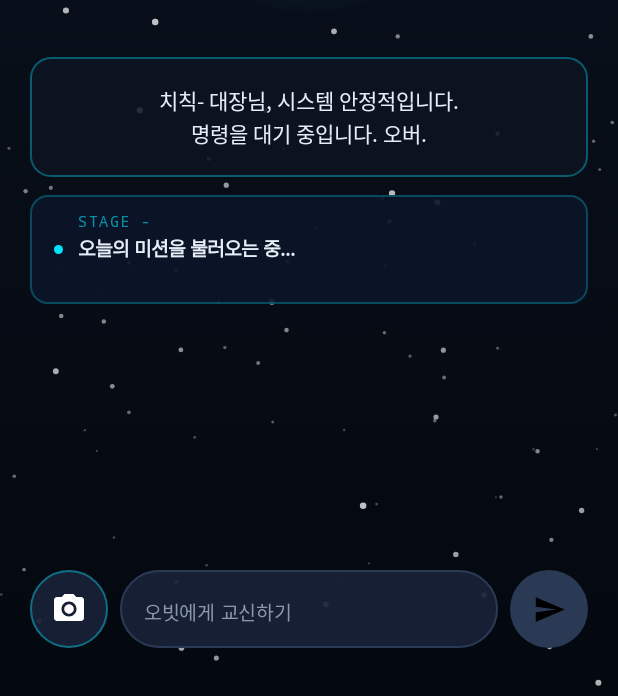
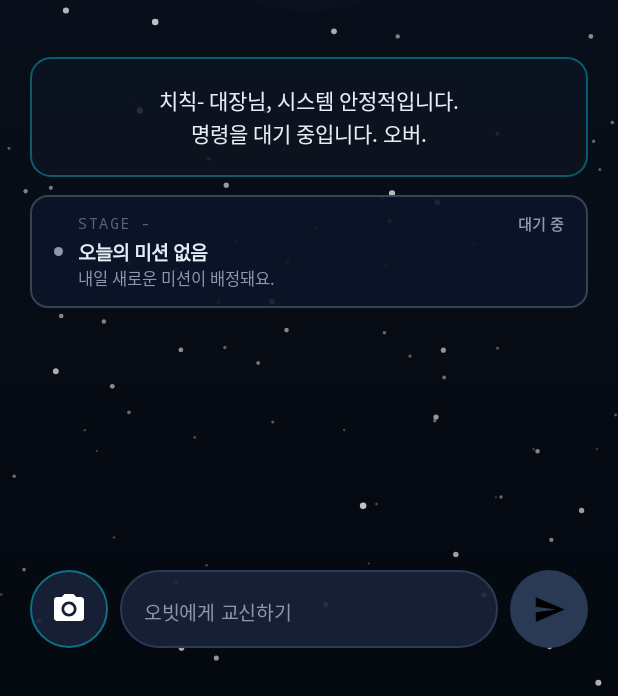
Before and after one commit to jo0hk/Orbit, an Android app built with Jetpack Compose: the screen it shows after launch (MainActivity), on a phone screen of 412 x 824 dp, the part 540-1236 px from its top. Run offline under Robolectric (Android 15) with nearby library versions, the phone set to English and light mode, and no system bars.

Commit message:
Update MainActivity.kt

```diff
--- a/app/src/main/java/com/example/myapplication/MainActivity.kt
+++ b/app/src/main/java/com/example/myapplication/MainActivity.kt
@@ -44,6 +44,7 @@ import retrofit2.Retrofit
 import retrofit2.converter.gson.GsonConverterFactory
 import retrofit2.http.GET
 import retrofit2.http.Query
+import retrofit2.http.Path
 import kotlin.random.Random
 import okhttp3.MediaType.Companion.toMediaType
 import okhttp3.MultipartBody
@@ -66,10 +67,14 @@ data class MoodResponse(val mood: String)
 
 data class ConversationResponseDto(
     val id: Long,
-    val userId: Long,
-    val speaker: String,
-    val message: String,
-    val createdAt: String
+    val userId: Long? = null,
+    val speaker: String? = null,
+    val message: String? = null,
+    val emotion: String? = null,
+    val channel: String? = null,
+    val stage: Int? = null,
+    val requestId: String? = null,
+    val createdAt: String? = null
 )
 
 // ── Retrofit ──────────────────────────────────────────────────────────────────
@@ -80,7 +85,8 @@ data class MissionResponse(
     val title: String? = null,
     val description: String? = null,
     val missionType: String? = null,
-    val status: String? = null
+    val status: String? = null,
+    val assignedDate: String? = null
 )
 
 interface OrbitApiService {
@@ -88,8 +94,22 @@ interface OrbitApiService {
     suspend fun getCurrentMood(): MoodResponse
 
     @GET("api/missions/current")
-    suspend fun getCurrentMission(@Query("userId") userId: Long): MissionResponse
+    suspend fun getCurrentMission(@Query("userId") userId: Long): MissionResponse?
+
+    @GET("api/character/{id}")
+    suspend fun getCharacter(@Path("id") id: Long): CharacterResponse
+
+    @GET("api/conversations/{userId}/recent")
+    suspend fun getConversations(
+        @Path("userId") userId: Long,
+        @Query("limit") limit: Int = 10
+    ): List<ConversationResponseDto>
 }
+
+data class CharacterResponse(
+    val currentStage: Int? = null,
+    val fuelGauge: Int? = null
+)
 object RetrofitClient {
     val apiService: OrbitApiService by lazy {
         Retrofit.Builder()
@@ -177,15 +197,46 @@ fun SplashScreen(onFinished: () -> Unit) {
         }
     }
 }
+
 @Composable
 fun OrbitMainScreen() {
+
 
     val context = LocalContext.current
     val coroutineScope = rememberCoroutineScope()
 
     val userId = 1L
+    var notifiedMissionId by remember { mutableStateOf<Long?>(null) } // 같은 미션 팝업 중복 방지
+    var lastConvId by remember { mutableStateOf<Long?>(null) } // 마지막으로 확인한 대화 id
     var serverMission by remember { mutableStateOf<MissionResponse?>(null) }
+    var characterStage by remember { mutableStateOf<Int?>(null) }
+    val characterId = 2L
+    val prefs = remember { context.getSharedPreferences("orbit_prefs", android.content.Context.MODE_PRIVATE) }
+    var startDate by remember { mutableStateOf(prefs.getString("start_assigned_date", null)) }
 
+    val dayNumber: Int = remember(serverMission?.assignedDate, startDate) {
+        val today = serverMission?.assignedDate
+        val start = startDate
+        if (today == null || start == null) 1
+        else try {
+            val fmt = java.text.SimpleDateFormat("yyyy-MM-dd", java.util.Locale.US)
+            val diff = fmt.parse(today.take(10))!!.time - fmt.parse(start.take(10))!!.time
+            (diff / (1000L * 60 * 60 * 24)).toInt() + 1
+        } catch (e: Exception) { 1 }
+    }
+
+    val todayStr = remember {
+        java.text.SimpleDateFormat("yyyy-MM-dd", java.util.Locale.US).format(java.util.Date())
+    }
+    val isToday = serverMission?.assignedDate?.startsWith(todayStr) == true
+
+    // ACTIVE(진행 중) / DONE(미션 완료) / NONE(오늘의 미션 없음)
+    val missionUiState = when {
+        serverMission == null -> "NONE"
+        serverMission?.status == "COMPLETED" && isToday -> "DONE"
+        serverMission?.status == "COMPLETED" -> "NONE"
+        else -> "ACTIVE"
+    }
     // 기본 상태
     var currentMood by remember { mutableStateOf("calm") }
     var fuelLevel by remember { mutableFloatStateOf(0.15f) }
@@ -214,8 +265,10 @@ fun OrbitMainScreen() {
     fun handleAiResponse(res: AiResponse) {
         res.speech?.let { orbitResponse = it }
         if (res.highRiskDetected == true) showCrisisPopup = true
-        if (res.missionResult == "success") showMissionComplete = true
-        // retry / deferred / none 은 "실패"가 아니므로 대사만 표시
+        if (res.missionResult == "success") {
+            notifiedMissionId = serverMission?.missionId
+            showMissionComplete = true
+        }
     }
 
     // 카메라 런처 (원본 화질, 3단계 + 4단계 승차/하차)
@@ -275,20 +328,93 @@ fun OrbitMainScreen() {
     }
 
     LaunchedEffect(Unit) {
+        var initialized = false // 첫 조회는 기준값만 저장 (앱 켤 때 이미 완료된 미션으로 팝업이 뜨지 않게)
+        var prevStatus: String? = null
+        var prevMissionId: Long? = null
+        var prevStage: Int? = null
+
         while (true) {
+            var fire = false
+
+            // 1) 오빗 기분
             try {
                 val moodRes = RetrofitClient.apiService.getCurrentMood()
                 currentMood = moodRes.mood.trim().lowercase()
             } catch (e: Exception) {
                 android.util.Log.e("ORBIT_MOOD", "mood 조회 실패: ${e.message}")
             }
+
+            // 2) 오늘 미션 (status 변화 감지)
             try {
                 val m = RetrofitClient.apiService.getCurrentMission(userId)
                 serverMission = m
-                isStage4 = (m.stage == 4)
+                isStage4 = (m != null && m.stage == 4 && m.status != "COMPLETED")
+                if (m != null && startDate == null && m.assignedDate != null) {
+                    startDate = m.assignedDate
+                    prefs.edit().putString("start_assigned_date", m.assignedDate).apply()
+                }
+                if (m != null) {
+                    if (initialized && m.status == "COMPLETED" && prevStatus != "COMPLETED" && prevMissionId == m.missionId) {
+                        fire = true
+                    }
+                    prevStatus = m.status
+                    prevMissionId = m.missionId
+                }
+            } catch (e: retrofit2.HttpException) {
+                if (e.code() == 404) {
+                    serverMission = null
+                    isStage4 = false
+                }
+                android.util.Log.e("ORBIT_MISSION", "미션 조회 HTTP ${e.code()}")
             } catch (e: Exception) {
                 android.util.Log.e("ORBIT_MISSION", "미션 조회 실패: ${e.message}")
             }
+
+            // 3-1) 캐릭터 (연료, 단계)
+            try {
+                val c = RetrofitClient.apiService.getCharacter(characterId)
+                c.fuelGauge?.let { fuelLevel = (it / 100f).coerceIn(0f, 1f) }
+                val st = c.currentStage
+                if (st != null) {
+                    characterStage = st
+                    val ps = prevStage
+                    if (initialized && ps != null && st > ps) fire = true
+                    prevStage = st
+                }
+            } catch (e: Exception) {
+                android.util.Log.e("ORBIT_CHAR", "캐릭터 조회 실패: ${e.message}")
+            }
+
+            // 3-2) 키링(음성) 대화의 오빗 답변 표시
+            try {
+                val list = RetrofitClient.apiService.getConversations(userId)
+                val newest = list.maxByOrNull { it.id }
+                if (newest != null) {
+                    if (!initialized) {
+                        lastConvId = newest.id // 첫 조회는 기준만 저장 (옛 대화가 갑자기 뜨지 않게)
+                    } else {
+                        val fresh = list
+                            .filter { it.id > (lastConvId ?: Long.MAX_VALUE) }
+                            .sortedBy { it.id }
+                        val orbitVoice = fresh.lastOrNull {
+                            it.speaker == "ORBIT" && it.channel == "VOICE"
+                        }
+                        if (orbitVoice?.message != null) orbitResponse = orbitVoice.message
+                        lastConvId = newest.id
+                    }
+                }
+            } catch (e: Exception) {
+                android.util.Log.e("ORBIT_CONV", "대화 조회 실패: ${e.message}")
+            }
+
+            // 4) 팝업
+            val mid = serverMission?.missionId
+            if (fire && mid != null && notifiedMissionId != mid) {
+                notifiedMissionId = mid
+                showMissionComplete = true
+            }
+
+            initialized = true
             delay(3000L)
         }
     }
@@ -358,7 +484,6 @@ fun OrbitMainScreen() {
                     Button(
                         onClick = {
                             showMissionComplete = false
-                            fuelLevel = (fuelLevel + 0.03f).coerceAtMost(1.0f)
                         },
                         colors = ButtonDefaults.buttonColors(containerColor = Color(0xFFFFD27A)),
                         shape = RoundedCornerShape(12.dp)
@@ -402,23 +527,13 @@ fun OrbitMainScreen() {
                         modifier = Modifier.fillMaxWidth()
                     )
                     Spacer(modifier = Modifier.height(24.dp))
-                    Row(horizontalArrangement = Arrangement.spacedBy(12.dp)) {
-                        OutlinedButton(
+                    Button(
                         onClick = { showCrisisPopup = false },
-                            border = BorderStroke(1.dp, Color(0xFFFF6B5E)),
-                            shape = RoundedCornerShape(12.dp)
+                        colors = ButtonDefaults.buttonColors(containerColor = Color(0xFFFF6B5E)),
+                        shape = RoundedCornerShape(12.dp),
+                        modifier = Modifier.fillMaxWidth()
                     ) {
-                            Text("괜찮아요", color = Color(0xFFFF6B5E), fontWeight = FontWeight.Bold)
-                        }
-                        Button(
-                            onClick = {
-                                showCrisisPopup = false
-                            },
-                            colors = ButtonDefaults.buttonColors(containerColor = Color(0xFFFF6B5E)),
-                            shape = RoundedCornerShape(12.dp)
-                        ) {
-                            Text("힘들어요", color = Color.White, fontWeight = FontWeight.Bold)
-                        }
+                        Text("확인", color = Color.White, fontWeight = FontWeight.Bold)
                     }
                 }
             }
@@ -524,20 +639,7 @@ fun OrbitMainScreen() {
                     Text("우주선 통신망 · 동기화 중", color = accentColor, fontSize = 12.sp, fontWeight = FontWeight.Bold)
                 }
                 Text(
-                    "지구 탐사 ${
-                        run {
-                            val prefs = LocalContext.current.getSharedPreferences("orbit_prefs", android.content.Context.MODE_PRIVATE)
-                            val firstLaunch = prefs.getLong("first_launch", 0L).let {
-                                if (it == 0L) {
-                                    val now = System.currentTimeMillis()
-                                    prefs.edit().putLong("first_launch", now).apply()
-                                    now
-                                } else it
-                            }
-                            val diff = System.currentTimeMillis() - firstLaunch
-                            (diff / (1000 * 60 * 60 * 24)).toInt() + 1
-                        }
-                    }일차",
+                    "지구 탐사 ${dayNumber}일차",
                     color = Color(0xFF8A97AC),
                     fontSize = 12.sp
                 )
@@ -631,35 +733,58 @@ fun OrbitMainScreen() {
             Spacer(modifier = Modifier.height(12.dp))
 
             // 미션 위젯
+            val widgetColor = when (missionUiState) {
+                "DONE" -> Color(0xFFFFD27A)
+                "NONE" -> Color(0xFF8A97AC)
+                else -> accentColor
+            }
+            val badgeText = when (missionUiState) {
+                "DONE" -> "미션 완료"
+                "NONE" -> "대기 중"
+                else -> "진행 중"
+            }
+
             Card(
                 modifier = Modifier.fillMaxWidth(),
                 colors = CardDefaults.cardColors(containerColor = Color(0xFF0A1628).copy(alpha = 0.9f)),
                 shape = RoundedCornerShape(12.dp),
-                border = BorderStroke(1.dp, accentColor.copy(alpha = 0.25f))
+                border = BorderStroke(1.dp, widgetColor.copy(alpha = 0.35f))
             ) {
                 Row(
                     modifier = Modifier.fillMaxWidth().padding(horizontal = 16.dp, vertical = 12.dp),
                     verticalAlignment = Alignment.CenterVertically
                 ) {
-                    Box(modifier = Modifier.size(6.dp).clip(CircleShape).background(accentColor))
+                    Box(modifier = Modifier.size(6.dp).clip(CircleShape).background(widgetColor))
                     Spacer(modifier = Modifier.width(10.dp))
                     Column(modifier = Modifier.weight(1f)) {
+                        Row(
+                            modifier = Modifier.fillMaxWidth(),
+                            horizontalArrangement = Arrangement.SpaceBetween,
+                            verticalAlignment = Alignment.CenterVertically
+                        ) {
                             Text(
-                            text = "STAGE ${serverMission?.stage ?: "-"}",
-                            color = accentColor.copy(alpha = 0.6f),
+                                text = "STAGE ${characterStage ?: serverMission?.stage ?: "-"}",
+                                color = widgetColor.copy(alpha = 0.6f),
                                 fontSize = 10.sp,
                                 fontFamily = FontFamily.Monospace,
                                 letterSpacing = 1.sp
                             )
+                            Text(
+                                text = badgeText,
+                                color = widgetColor,
+                                fontSize = 10.sp,
+                                fontWeight = FontWeight.Bold
+                            )
+                        }
                         Spacer(modifier = Modifier.height(2.dp))
                         Text(
-                            text = serverMission?.title ?: "오늘의 미션을 불러오는 중...",
+                            text = if (missionUiState == "NONE") "오늘의 미션 없음" else (serverMission?.title ?: ""),
                             color = Color(0xFFE6EDF6),
                             fontSize = 13.sp,
                             fontWeight = FontWeight.Bold
                         )
                         Text(
-                            text = serverMission?.description ?: "",
+                            text = if (missionUiState == "NONE") "내일 새로운 미션이 배정돼요." else (serverMission?.description ?: ""),
                             color = Color(0xFF8A97AC),
                             fontSize = 11.sp,
                             lineHeight = 16.sp
@@ -688,7 +813,7 @@ fun OrbitMainScreen() {
                     }
                 }
             }
-            if (isStage4) {
+            if (isStage4 && missionUiState == "ACTIVE") {
                 Card(
                     modifier = Modifier.fillMaxWidth().padding(bottom = 8.dp),
                     colors = CardDefaults.cardColors(containerColor = Color(0xFF0A1628).copy(alpha = 0.9f)),
```
Lines whose indentation alone changed are shown as unchanged.
